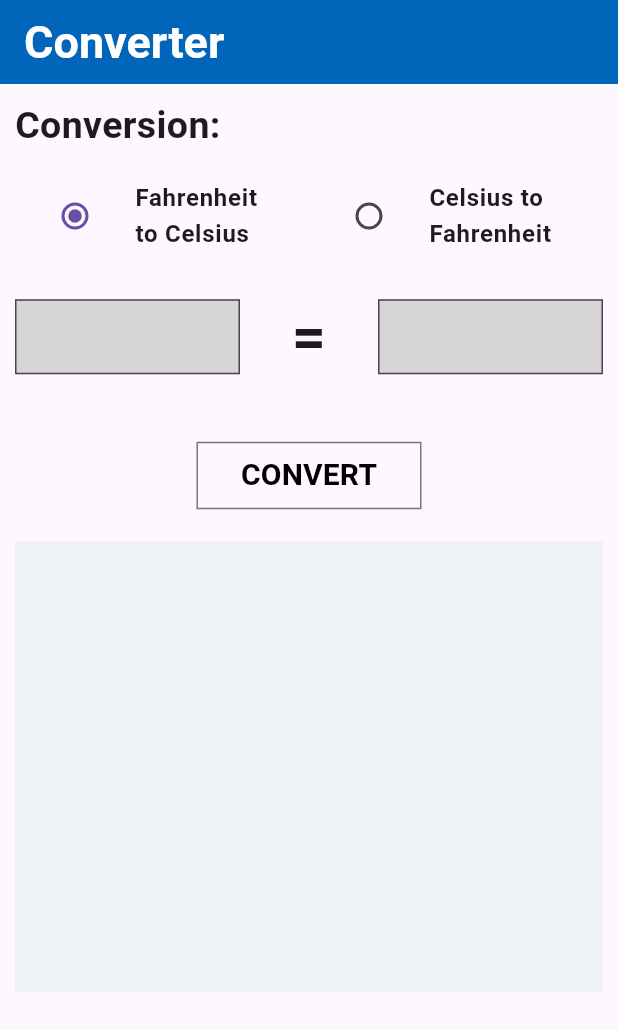
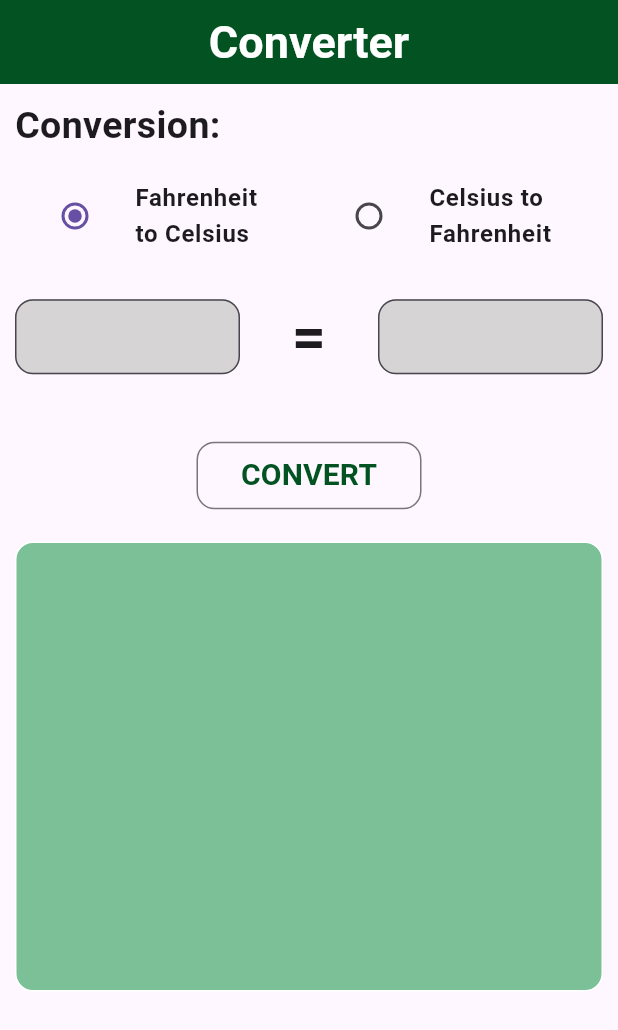
Before and after one commit to SundayOlubode/temperature_converter, a Flutter app: the screen it shows after launch, on a phone screen of 412 x 824 dp. Shown: the top 1030 px of the screen. Run offline on Flutter 3.47's test engine with Material 3 defaults, Android fonts, the phone set to English and light mode, and no system bars.

Commit message:
chore: upgrade ui

```diff
--- a/lib/home.dart
+++ b/lib/home.dart
@@ -12,28 +12,50 @@ class Home extends StatelessWidget {
     return SafeArea(
       child: Scaffold(
         appBar: AppBar(
-          title: const Text('Converter'),
-          backgroundColor: const Color.fromARGB(255, 1, 102, 185),
+          title: const Center(child: Text('Converter')),
+          backgroundColor: const Color.fromARGB(255, 2, 83, 33),
           titleTextStyle: const TextStyle(
             color: Colors.white,
             fontWeight: FontWeight.bold,
             fontSize: 30,
           ),
         ),
-        body: Padding(
+        body: const Padding(
           padding: const EdgeInsets.all(10.0),
           child: SingleChildScrollView(
             child: Column(
               children: <Widget>[
-                const ConversionHeader(),
-                const SizedBox(height: 20.0),
-                const ConvertButton(),
-                const SizedBox(height: 20.0),
-                Container(
+                ConversionHeader(),
+                SizedBox(height: 20.0),
+                ConvertButton(),
+                SizedBox(height: 20.0),
+                HistoryContainer(),
+              ],
+            ),
+          ),
+        ),
+      ),
+    );
+  }
+}
+
+class HistoryContainer extends StatelessWidget {
+  const HistoryContainer({
+    super.key,
+  });
+
+  @override
+  Widget build(BuildContext context) {
+    return Container(
       width: double.infinity,
       height: 300,
-                  decoration: const BoxDecoration(
-                    color: Color.fromARGB(255, 238, 242, 247),
+      decoration: BoxDecoration(
+        color: const Color.fromARGB(255, 123, 192, 150),
+        border: Border.all(
+          color: Colors.white,
+          width: 1,
+        ),
+        borderRadius: BorderRadius.circular(12),
       ),
       child: ValueListenableBuilder(
         valueListenable: ConversionBook(),
@@ -58,12 +80,6 @@ class Home extends StatelessWidget {
             },
           );
         },
-                  ),
-                ),
-              ],
-            ),
-          ),
-        ),
       ),
     );
   }
@@ -151,8 +167,10 @@ class _ConvertButtonState extends State<ConvertButton> {
                     decoration: const InputDecoration(
                       filled: true,
                       fillColor: Color.fromARGB(255, 214, 212, 212),
-                      border:
-                          OutlineInputBorder(borderRadius: BorderRadius.zero),
+                      border: OutlineInputBorder(
+                        borderRadius: BorderRadius.all(Radius.circular(12)),
+                        borderSide: BorderSide(color: Colors.red),
+                      ),
                     ),
                     style: const TextStyle(
                         fontWeight: FontWeight.bold, fontSize: 20.0),
@@ -172,8 +190,11 @@ class _ConvertButtonState extends State<ConvertButton> {
                     decoration: const InputDecoration(
                       filled: true,
                       fillColor: Color.fromARGB(255, 214, 212, 212),
-                      border:
-                          OutlineInputBorder(borderRadius: BorderRadius.zero),
+                      border: OutlineInputBorder(
+                        borderRadius: BorderRadius.all(Radius.circular(12)),
+                        borderSide:
+                            BorderSide(color: Color.fromARGB(255, 2, 83, 33)),
+                      ),
                     ),
                     style: const TextStyle(
                         fontWeight: FontWeight.bold, fontSize: 20.0),
@@ -218,7 +239,7 @@ class _ConvertButtonState extends State<ConvertButton> {
             style: ButtonStyle(
               shape: WidgetStateProperty.all<RoundedRectangleBorder>(
                 const RoundedRectangleBorder(
-                  borderRadius: BorderRadius.zero,
+                  borderRadius: BorderRadius.all(Radius.circular(12)),
                 ),
               ),
               minimumSize: WidgetStateProperty.all<Size>(
@@ -228,7 +249,7 @@ class _ConvertButtonState extends State<ConvertButton> {
             child: const Text(
               'CONVERT',
               style: TextStyle(
-                color: Colors.black,
+                color: const Color.fromARGB(255, 2, 83, 33),
                 fontWeight: FontWeight.bold,
                 fontSize: 20.0,
               ),
```
Lines whose indentation alone changed are shown as unchanged.
